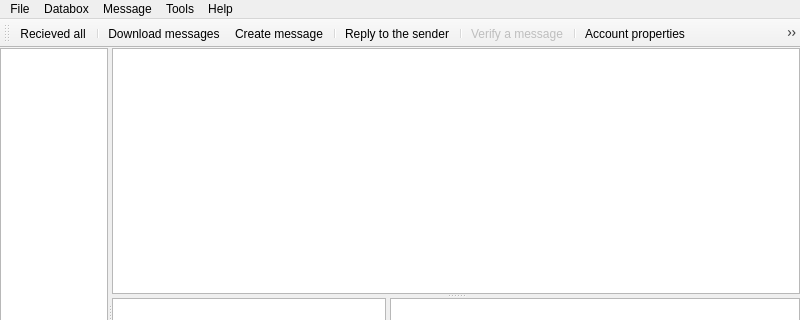
First picture: the form in src/gui/ui/datovka.ui, repository psakar/datovka, before the edit; both pictures show x 0 to 800 and y 0 to 320 of the 800 by 600 pixel window.
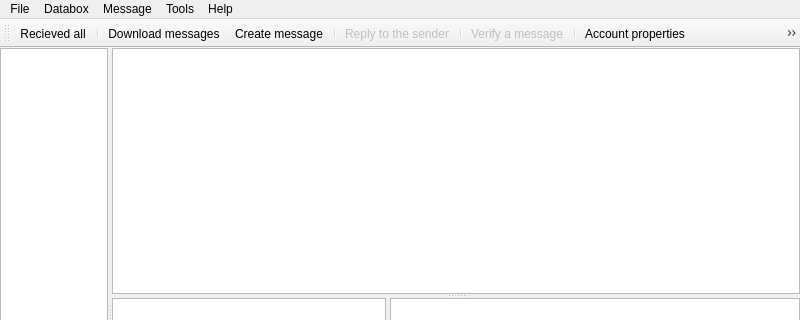
Second picture: the form after the edit. Icons and pictures are not drawn.

```diff
--- a/src/gui/ui/datovka.ui
+++ b/src/gui/ui/datovka.ui
@@ -660,7 +660,7 @@
   </action>
   <action name="actionReply_to_the_sender">
    <property name="enabled">
-    <bool>true</bool>
+    <bool>false</bool>
    </property>
    <property name="icon">
     <iconset resource="../../../res/resources.qrc">
```
